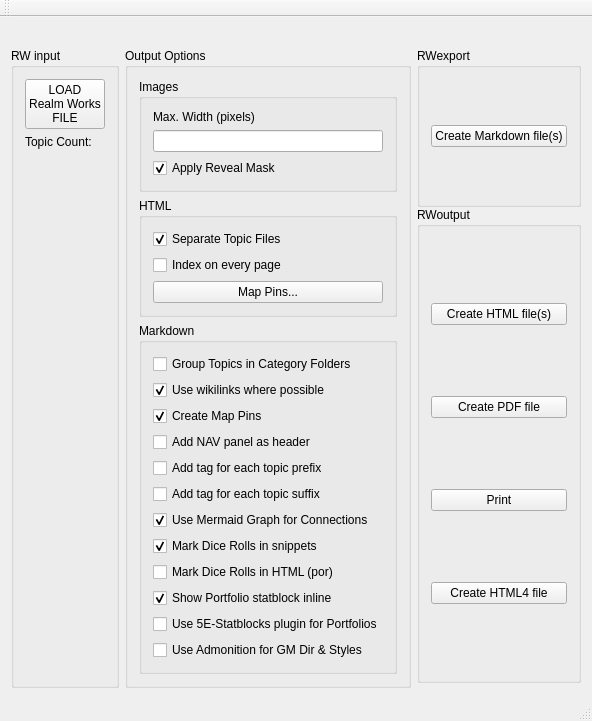
The window that mainwindow.ui (farling42/RWoutput) describes before a commit, drawn with Qt 5.
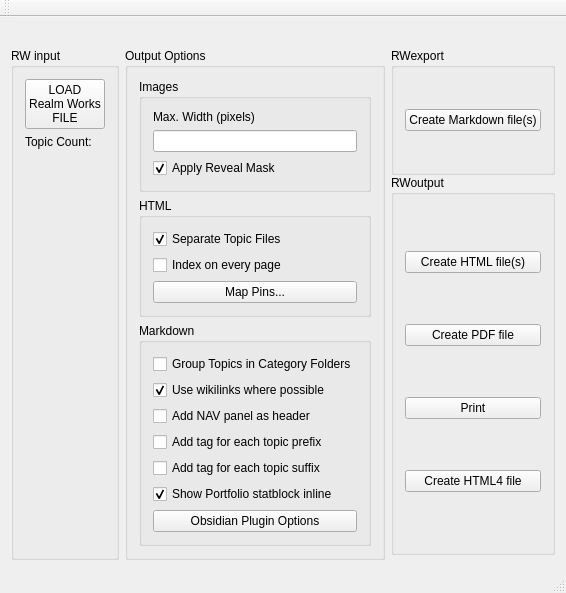
The same window after the commit. Icons and pictures are not drawn.

Commit message: Move obsidian options into dialog; separate admonition on GMDIR and styles

Patch:
```diff
--- a/mainwindow.ui
+++ b/mainwindow.ui
@@ -9,8 +9,8 @@
    <rect>
     <x>0</x>
     <y>0</y>
-    <width>532</width>
-    <height>643</height>
+    <width>509</width>
+    <height>534</height>
    </rect>
   </property>
   <property name="windowTitle">
@@ -182,19 +182,6 @@
               </property>
              </widget>
             </item>
-            <item>
-             <widget class="QCheckBox" name="createMapPins">
-              <property name="toolTip">
-               <string>Create map pin information for Leaflet</string>
-              </property>
-              <property name="text">
-               <string>Create Map Pins</string>
-              </property>
-              <property name="checked">
-               <bool>true</bool>
-              </property>
-             </widget>
-            </item>
             <item>
              <widget class="QCheckBox" name="createNavPanel">
               <property name="toolTip">
@@ -222,42 +209,6 @@
               </property>
              </widget>
             </item>
-            <item>
-             <widget class="QCheckBox" name="graphConnections">
-              <property name="toolTip">
-               <string>If not selected, then text description is given for each connection</string>
-              </property>
-              <property name="text">
-               <string>Use Mermaid Graph for Connections</string>
-              </property>
-              <property name="checked">
-               <bool>true</bool>
-              </property>
-             </widget>
-            </item>
-            <item>
-             <widget class="QCheckBox" name="diceRoller">
-              <property name="toolTip">
-               <string>Detect dice rolls in RW snippet text</string>
-              </property>
-              <property name="text">
-               <string>Mark Dice Rolls in snippets</string>
-              </property>
-              <property name="checked">
-               <bool>true</bool>
-              </property>
-             </widget>
-            </item>
-            <item>
-             <widget class="QCheckBox" name="diceRollerHtml">
-              <property name="toolTip">
-               <string>Detect dice rolls in Portfolio files and Embedded HTML files</string>
-              </property>
-              <property name="text">
-               <string>Mark Dice Rolls in HTML (por)</string>
-              </property>
-             </widget>
-            </item>
             <item>
              <widget class="QCheckBox" name="decodeStatblocks">
               <property name="toolTip">
@@ -272,22 +223,9 @@
              </widget>
             </item>
             <item>
-             <widget class="QCheckBox" name="create5EStatblocks">
-              <property name="toolTip">
-               <string>Converts the XML in the Portfolio into YAML suitable for Obsidian's 5E-STATBLOCK plugin</string>
-              </property>
+             <widget class="QPushButton" name="obsidianPlugins">
               <property name="text">
-               <string>Use 5E-Statblocks plugin for Portfolios</string>
-              </property>
-             </widget>
-            </item>
-            <item>
-             <widget class="QCheckBox" name="addAdmonition">
-              <property name="toolTip">
-               <string>Create YAML blocks for Admonition blocks for GM Directions &amp; non-normal snippet styles</string>
-              </property>
-              <property name="text">
-               <string>Use Admonition for GM Dir &amp;&amp; Styles</string>
+               <string>Obsidian Plugin Options</string>
               </property>
              </widget>
             </item>
```
Left out of the diff: 6 changed lines with no effect on the pictures. The commit also changes 7 other files.
